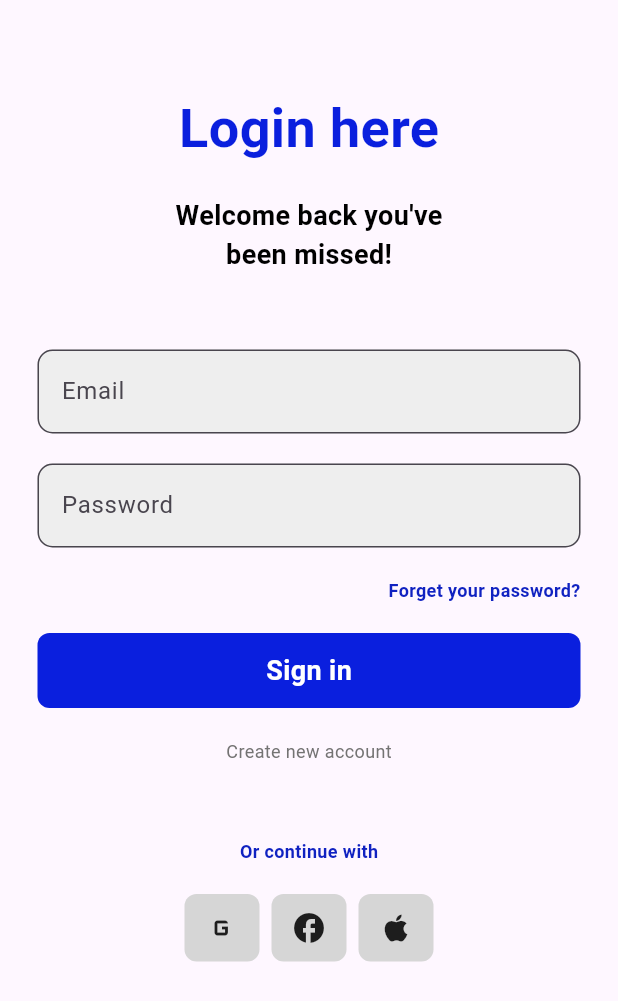
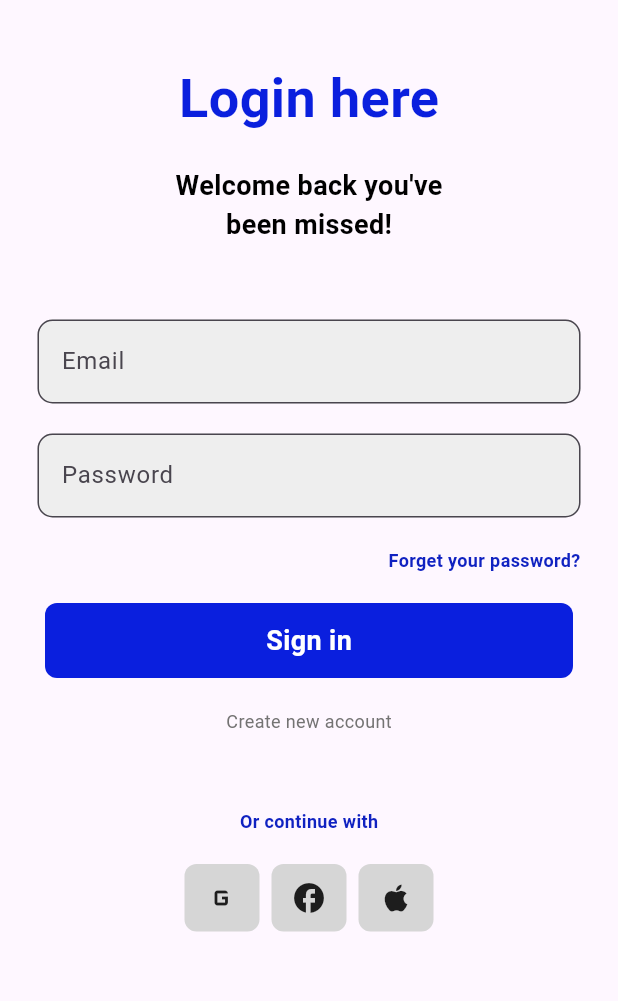
Before and after one commit to Zolayetefe/login, a Flutter app: the LoginScreen screen opened by its route, on a phone screen of 412 x 824 dp. Shown: the top 1001 px of the screen. Run offline on Flutter 3.47's test engine with Material 3 defaults, Android fonts, the phone set to English and light mode, and no system bars.

Commit message:
adding safe areea and SingleChildScrollView with some heigh adjustment

```diff
--- a/lib/loginpage.dart
+++ b/lib/loginpage.dart
@@ -22,8 +22,10 @@ class _LoginScreenState extends State<LoginScreen> {
   @override
   Widget build(BuildContext context) {
     return Scaffold(
-      body: Padding(
-        padding: const EdgeInsets.only(top: 60),
+      body: SafeArea(
+        child: SingleChildScrollView(
+          child: Padding(
+            padding: const EdgeInsets.only(top: 40),
             child: Column(
               children: [
                 Text(
@@ -96,12 +98,12 @@ class _LoginScreenState extends State<LoginScreen> {
                 children: [
                    Padding(
                      padding: const EdgeInsets.only(right: 25),
-                 child: Text('Forget your password?',style: TextStyle(fontWeight:FontWeight.bold,fontFamily: 'roboto',fontSize: 12,color:const Color.fromARGB(255, 16, 34, 193)),),
+                     child: GestureDetector(onTap:(){},child: Text('Forget your password?',style: TextStyle(fontWeight:FontWeight.bold,fontFamily: 'roboto',fontSize: 12,color:const Color.fromARGB(255, 16, 34, 193)),)),
                    )
                 ],
                ),
                SizedBox(height: 20,),
-           Padding(padding: EdgeInsets.symmetric(horizontal: 25),
+               Padding(padding: EdgeInsets.symmetric(horizontal: 30),
                child: Container(
                 height: 50,
                 width: MediaQuery.of(context).size.width,
@@ -113,7 +115,7 @@ class _LoginScreenState extends State<LoginScreen> {
                   mainAxisAlignment: MainAxisAlignment.center,
                   crossAxisAlignment: CrossAxisAlignment.center,
                   children: [
-                Text('Sign in',style: TextStyle(color:Colors.white,fontSize: 18,fontWeight: FontWeight.bold,fontFamily: 'Roboto'),),
+                    GestureDetector(onTap: (){},child:Text('Sign in',style: TextStyle(color:Colors.white,fontSize: 18,fontWeight: FontWeight.bold,fontFamily: 'Roboto'),),)
                   ],
                 )
                ),
@@ -161,6 +163,8 @@ children: [
               ],
             ),
           ),
+        ),
+      ),
     );
   }
 }
```
Lines whose indentation alone changed are shown as unchanged.
